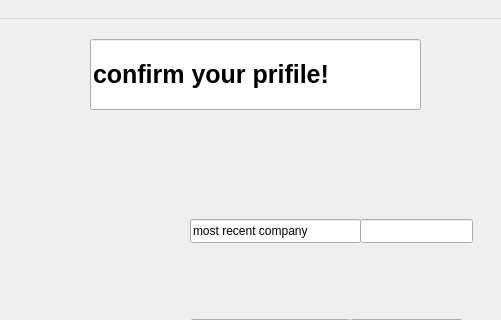
Old version of the form confirmprofile.ui in the repository white-vessel/eyd-project; both pictures show x 310 to 811 and y 0 to 320 of the 923 by 628 pixel window.
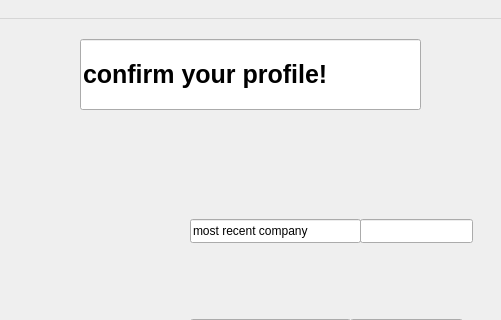
New version of the form. Icons and pictures are not drawn.

Patch:
```diff
--- a/confirmprofile.ui
+++ b/confirmprofile.ui
@@ -182,9 +182,9 @@
    <widget class="QLineEdit" name="lineEdit_9">
     <property name="geometry">
      <rect>
-      <x>400</x>
+      <x>390</x>
       <y>20</y>
-      <width>331</width>
+      <width>341</width>
       <height>71</height>
      </rect>
     </property>
@@ -196,7 +196,7 @@
      </font>
     </property>
     <property name="text">
-     <string>confirm your prifile!</string>
+     <string>confirm your profile!</string>
     </property>
     <property name="frame">
      <bool>true</bool>
```
